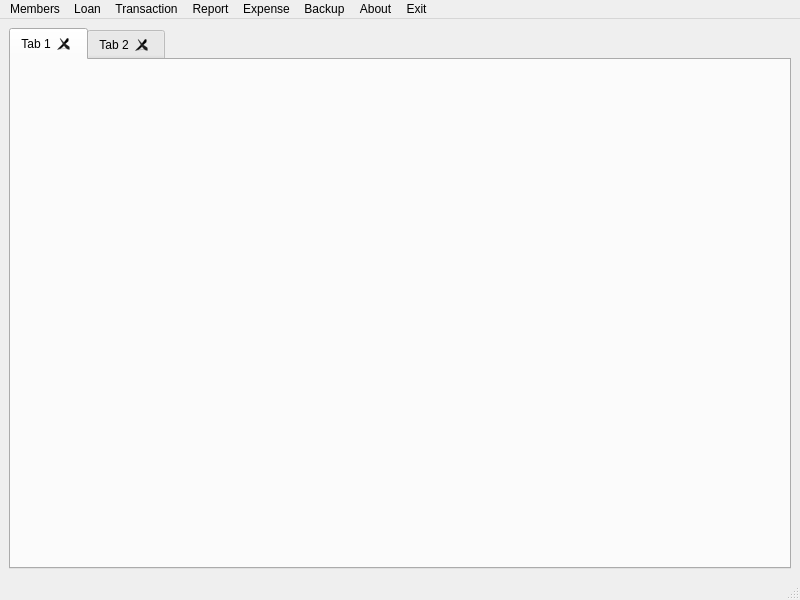
Old version of the form MainWindow.ui in the repository akhilesh26/CSMS.
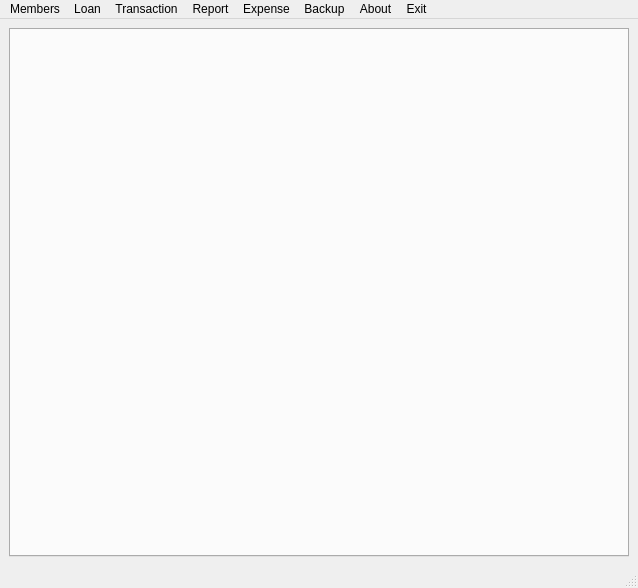
New version of the form.

```diff
--- a/MainWindow.ui
+++ b/MainWindow.ui
@@ -6,8 +6,8 @@
    <rect>
     <x>0</x>
     <y>0</y>
-    <width>800</width>
-    <height>600</height>
+    <width>638</width>
+    <height>588</height>
    </rect>
   </property>
   <property name="acceptDrops">
@@ -35,16 +35,9 @@
       <property name="tabsClosable">
        <bool>true</bool>
       </property>
-      <widget class="QWidget" name="tab">
-       <attribute name="title">
-        <string>Tab 1</string>
-       </attribute>
-      </widget>
-      <widget class="QWidget" name="tab_2">
-       <attribute name="title">
-        <string>Tab 2</string>
-       </attribute>
-      </widget>
+      <property name="movable">
+       <bool>true</bool>
+      </property>
      </widget>
     </item>
    </layout>
@@ -54,7 +47,7 @@
     <rect>
      <x>0</x>
      <y>0</y>
-     <width>800</width>
+     <width>638</width>
      <height>19</height>
     </rect>
    </property>
```
Left out of the diff: 16 changed lines with no effect on the pictures.
